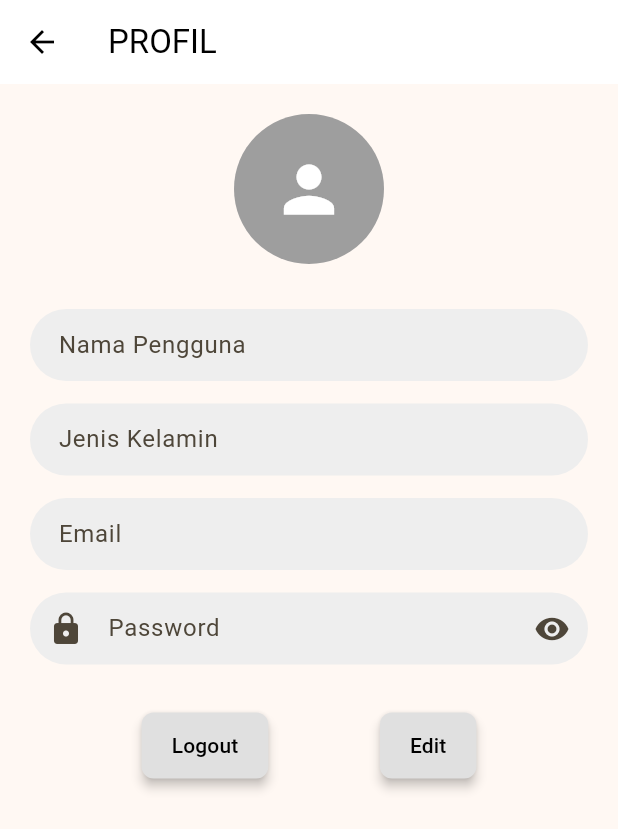
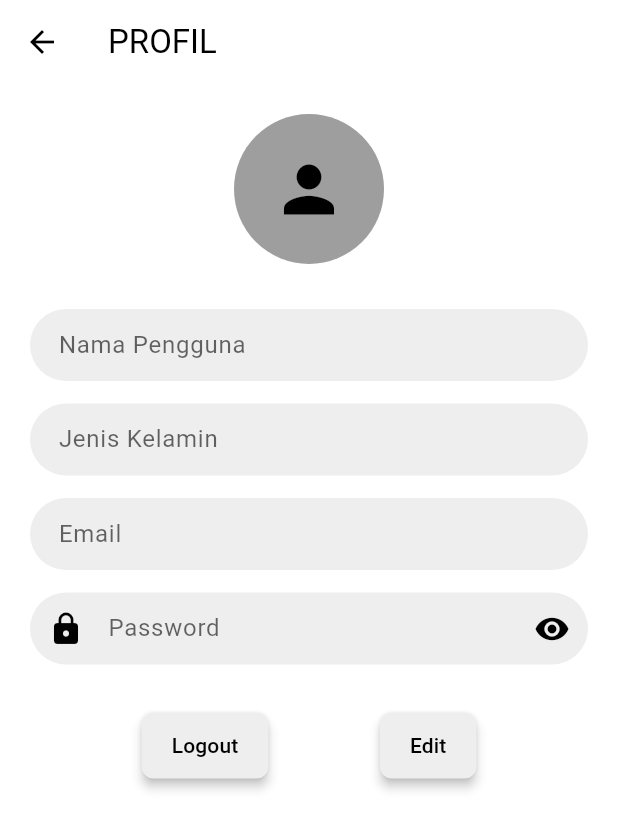
Before and after one commit to Asmaranr/catatan_dartsquad, a Flutter app: the Profil screen opened directly, on a phone screen of 412 x 824 dp. Shown: the top 829 px of the screen. Run offline on Flutter 3.47's test engine with Material 3 defaults, Android fonts, the phone set to English and light mode, and no system bars; our stand-ins replace get, get_storage, image_picker; accounts and stored records are empty.

Commit message:
perbaikan profil

```diff
--- a/lib/Profil.dart
+++ b/lib/Profil.dart
@@ -1,4 +1,5 @@
 import 'package:flutter/material.dart';
+import 'package:get_storage/get_storage.dart';
 
 class Profil extends StatefulWidget {
   const Profil({super.key});
@@ -12,49 +13,59 @@ class _ProfilState extends State<Profil> {
   final TextEditingController _jenisKelaminController = TextEditingController();
   final TextEditingController _emailController = TextEditingController();
   final TextEditingController _passwordController = TextEditingController();
+  final ValueNotifier<bool> _passwordVisible = ValueNotifier<bool>(true);
 
-  final ValueNotifier<bool> _passwordVisible = ValueNotifier<bool>(true);
+  final box = GetStorage();
+
+  bool get temaGelap => box.read('temaGelap') ?? false;
 
   @override
   Widget build(BuildContext context) {
+    Color backgroundColor = temaGelap ? Colors.black : Colors.white;
+    Color textColor = temaGelap ? Colors.white : Colors.black;
+    Color fieldColor = temaGelap ? Colors.grey.shade800 : Colors.grey.shade200;
+
     return Scaffold(
+      backgroundColor: backgroundColor,
       appBar: AppBar(
-        title: const Text("PROFIL"),
+        title: Text(
+          "PROFIL",
+          style: TextStyle(color: textColor),
+        ),
         leading: IconButton(
-          icon: const Icon(Icons.arrow_back),
+          icon: Icon(Icons.arrow_back, color: textColor),
           onPressed: () => Navigator.pop(context),
         ),
-        backgroundColor: Colors.white,
-        foregroundColor: Colors.black,
+        backgroundColor: backgroundColor,
         elevation: 0,
       ),
       body: SingleChildScrollView(
         padding: const EdgeInsets.all(20),
         child: Column(
           children: [
-            const CircleAvatar(
+            CircleAvatar(
               radius: 50,
-              backgroundColor: Colors.grey,
-              child: Icon(Icons.person, size: 50, color: Colors.white),
+              backgroundColor: temaGelap ? Colors.grey.shade700 : Colors.grey,
+              child: Icon(Icons.person, size: 50, color: textColor),
             ),
             const SizedBox(height: 30),
-            _buildTextField("Nama Pengguna", _namaController),
+            _buildTextField("Nama Pengguna", _namaController, fieldColor, textColor),
             const SizedBox(height: 15),
-            _buildTextField("Jenis Kelamin", _jenisKelaminController),
+            _buildTextField("Jenis Kelamin", _jenisKelaminController, fieldColor, textColor),
             const SizedBox(height: 15),
-            _buildTextField("Email", _emailController),
+            _buildTextField("Email", _emailController, fieldColor, textColor),
             const SizedBox(height: 15),
-            _buildPasswordField("Password", _passwordController),
+            _buildPasswordField("Password", _passwordController, fieldColor, textColor),
             const SizedBox(height: 30),
             Row(
               mainAxisAlignment: MainAxisAlignment.spaceEvenly,
               children: [
-                _buildButton("Logout", () {
+                _buildButton("Logout", textColor, fieldColor, () {
                   ScaffoldMessenger.of(context).showSnackBar(
                     const SnackBar(content: Text("Logout berhasil")),
                   );
                 }),
-                _buildButton("Edit", () {
+                _buildButton("Edit", textColor, fieldColor, () {
                   ScaffoldMessenger.of(context).showSnackBar(
                     SnackBar(
                       content: Text("Data diedit: ${_namaController.text}"),
@@ -69,17 +80,18 @@ class _ProfilState extends State<Profil> {
     );
   }
 
-  Widget _buildTextField(String hint, TextEditingController controller,
+  Widget _buildTextField(String hint, TextEditingController controller, Color fillColor, Color textColor,
       {bool obscure = false}) {
     return TextField(
       controller: controller,
       obscureText: obscure,
+      style: TextStyle(color: textColor),
       decoration: InputDecoration(
         hintText: hint,
+        hintStyle: TextStyle(color: textColor.withOpacity(0.6)),
         filled: true,
-        fillColor: Colors.grey.shade200,
-        contentPadding:
-            const EdgeInsets.symmetric(vertical: 12, horizontal: 15),
+        fillColor: fillColor,
+        contentPadding: const EdgeInsets.symmetric(vertical: 12, horizontal: 15),
         border: OutlineInputBorder(
           borderRadius: BorderRadius.circular(25),
           borderSide: BorderSide.none,
@@ -88,7 +100,7 @@ class _ProfilState extends State<Profil> {
     );
   }
 
-  Widget _buildPasswordField(String hint, TextEditingController controller) {
+  Widget _buildPasswordField(String hint, TextEditingController controller, Color fillColor, Color textColor) {
     return ValueListenableBuilder<bool>(
       valueListenable: _passwordVisible,
       builder: (context, isVisible, child) {
@@ -96,21 +108,20 @@ class _ProfilState extends State<Profil> {
           controller: controller,
           obscureText: isVisible,
           obscuringCharacter: '*',
+          style: TextStyle(color: textColor),
           decoration: InputDecoration(
             hintText: hint,
+            hintStyle: TextStyle(color: textColor.withOpacity(0.6)),
             filled: true,
-            fillColor: Colors.grey.shade200,
-            contentPadding:
-                const EdgeInsets.symmetric(vertical: 12, horizontal: 15),
+            fillColor: fillColor,
+            contentPadding: const EdgeInsets.symmetric(vertical: 12, horizontal: 15),
             border: OutlineInputBorder(
               borderRadius: BorderRadius.circular(25),
               borderSide: BorderSide.none,
             ),
-            prefixIcon: const Icon(Icons.lock),
+            prefixIcon: Icon(Icons.lock, color: textColor),
             suffixIcon: IconButton(
-              icon: Icon(
-                isVisible ? Icons.visibility : Icons.visibility_off,
-              ),
+              icon: Icon(isVisible ? Icons.visibility : Icons.visibility_off, color: textColor),
               onPressed: () {
                 _passwordVisible.value = !isVisible;
               },
@@ -121,12 +132,12 @@ class _ProfilState extends State<Profil> {
     );
   }
 
-  Widget _buildButton(String label, VoidCallback onPressed) {
+  Widget _buildButton(String label, Color textColor, Color backgroundColor, VoidCallback onPressed) {
     return ElevatedButton(
       onPressed: onPressed,
       style: ElevatedButton.styleFrom(
-        backgroundColor: Colors.grey.shade300,
-        foregroundColor: Colors.black,
+        backgroundColor: backgroundColor,
+        foregroundColor: textColor,
         shape: RoundedRectangleBorder(
           borderRadius: BorderRadius.circular(8),
         ),
```
